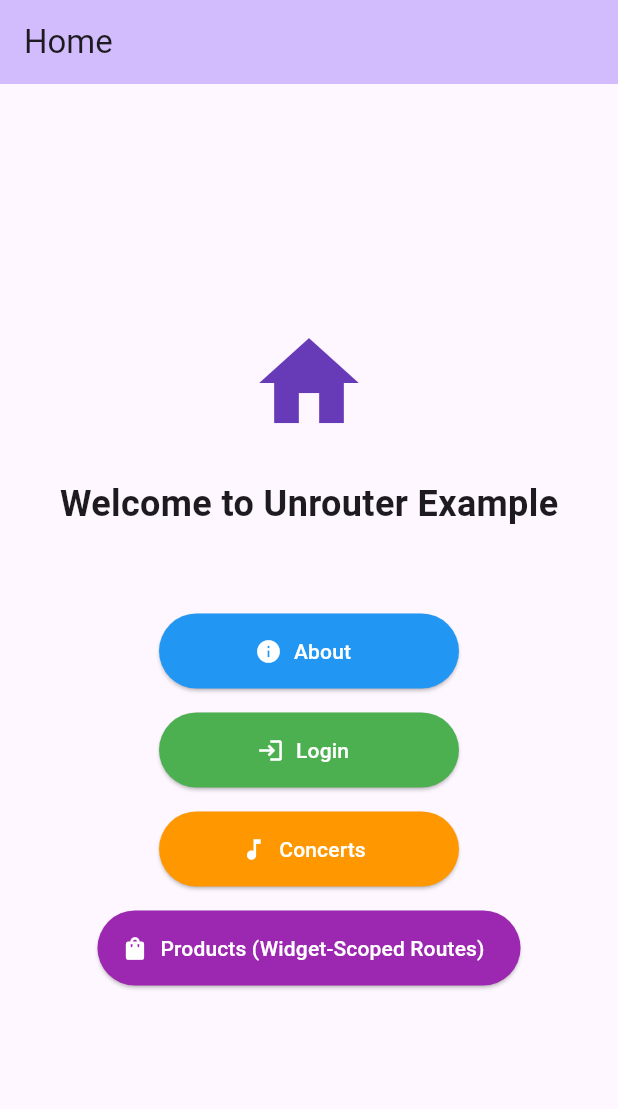
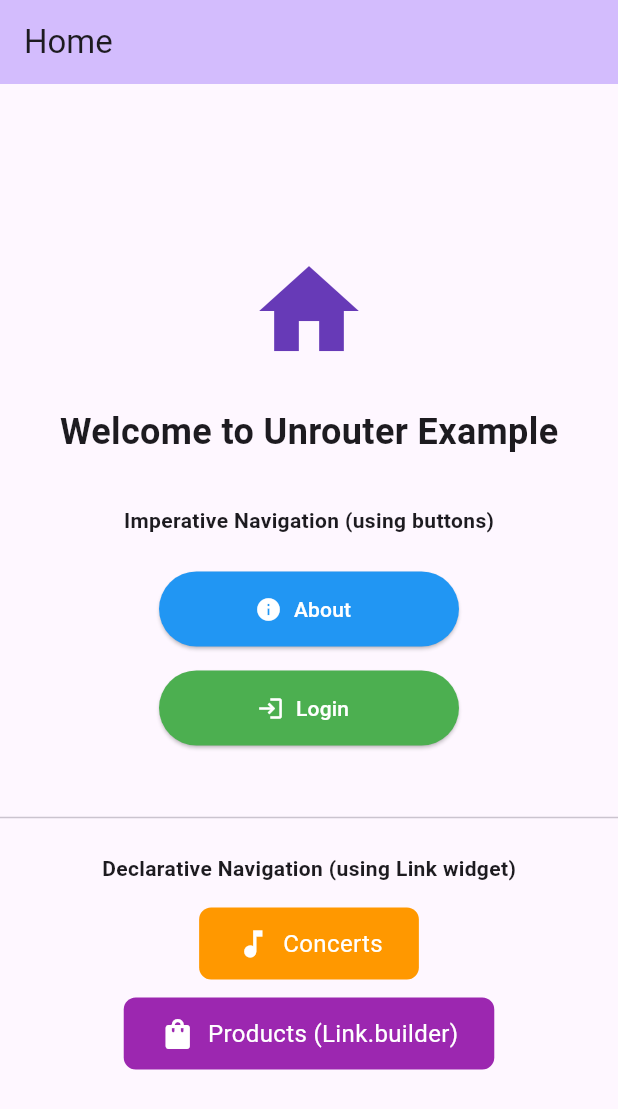
Before and after one commit to medz/unrouter, a Flutter app: the screen it shows after launch, on a phone screen of 412 x 824 dp. Shown: the top 1109 px of the screen. Run offline on Flutter 3.47's test engine with Material 3 defaults, Android fonts, the phone set to English and light mode, and no system bars; our stand-ins replace web; missing offline and left inert: dart:js_interop.

Commit message:
Add Link widget for declarative navigation (#9)
* Add Link widget for declarative navigation

resolves #5

- Implement Link widget with child support for simple use cases
- Implement Link.builder constructor for advanced customization
- Add MouseRegion with click cursor for better UX
- Add Semantics with link=true for accessibility
- Support replace and state parameters
- Add comprehensive tests covering all features
- Update example to demonstrate both Link and Link.builder usage

🤖 Generated with [Claude Code](https://claude.com/claude-code)

Co-Authored-By: Claude Sonnet 4.5 <noreply@anthropic.com>

* Update Link widget to use new navigation API

- Replace `Navigate.of(context)` with `context.navigate`
- Move RouteInformation creation inside builder condition
- Update import from `router.dart` to `navigation.dart`

* Update CHANGELOG for Link widget feature

---------

Co-authored-by: Claude Sonnet 4.5 <noreply@anthropic.com>

````diff
--- a/example/lib/main.dart
+++ b/example/lib/main.dart
@@ -77,7 +77,12 @@ class Home extends StatelessWidget {
               'Welcome to Unrouter Example',
               style: TextStyle(fontSize: 24, fontWeight: FontWeight.bold),
             ),
-            const SizedBox(height: 48),
+            const SizedBox(height: 32),
+            const Text(
+              'Imperative Navigation (using buttons)',
+              style: TextStyle(fontSize: 14, fontWeight: FontWeight.w600),
+            ),
+            const SizedBox(height: 16),
             _buildNavButton(
               context,
               'About',
@@ -92,19 +97,67 @@ class Home extends StatelessWidget {
               Colors.green,
               () => router.navigate(.parse('/login')),
             ),
-            _buildNavButton(
-              context,
-              'Concerts',
-              Icons.music_note,
-              Colors.orange,
-              () => router.navigate(.parse('/concerts')),
+            const SizedBox(height: 32),
+            const Divider(),
+            const SizedBox(height: 16),
+            const Text(
+              'Declarative Navigation (using Link widget)',
+              style: TextStyle(fontSize: 14, fontWeight: FontWeight.w600),
             ),
-            _buildNavButton(
-              context,
-              'Products (Widget-Scoped Routes)',
-              Icons.shopping_bag,
-              Colors.purple,
-              () => router.navigate(.parse('/products')),
+            const SizedBox(height: 16),
+            Link(
+              to: Uri.parse('/concerts'),
+              child: Container(
+                padding: const EdgeInsets.symmetric(
+                  horizontal: 24,
+                  vertical: 12,
+                ),
+                decoration: BoxDecoration(
+                  color: Colors.orange,
+                  borderRadius: BorderRadius.circular(8),
+                ),
+                child: const Row(
+                  mainAxisSize: MainAxisSize.min,
+                  children: [
+                    Icon(Icons.music_note, color: Colors.white),
+                    SizedBox(width: 8),
+                    Text(
+                      'Concerts',
+                      style: TextStyle(color: Colors.white, fontSize: 16),
+                    ),
+                  ],
+                ),
+              ),
+            ),
+            const SizedBox(height: 12),
+            Link.builder(
+              to: Uri.parse('/products'),
+              builder: (context, location, navigate) {
+                return Container(
+                  padding: const EdgeInsets.symmetric(
+                    horizontal: 24,
+                    vertical: 12,
+                  ),
+                  decoration: BoxDecoration(
+                    color: Colors.purple,
+                    borderRadius: BorderRadius.circular(8),
+                  ),
+                  child: InkWell(
+                    onTap: () => navigate(),
+                    child: const Row(
+                      mainAxisSize: MainAxisSize.min,
+                      children: [
+                        Icon(Icons.shopping_bag, color: Colors.white),
+                        SizedBox(width: 8),
+                        Text(
+                          'Products (Link.builder)',
+                          style: TextStyle(color: Colors.white, fontSize: 16),
+                        ),
+                      ],
+                    ),
+                  ),
+                );
+              },
             ),
           ],
         ),
--- /dev/null
+++ b/lib/src/widgets/link.dart
@@ -0,0 +1,122 @@
+import 'package:flutter/widgets.dart';
+
+import '../navigation.dart';
+
+/// Signature for the builder callback used by [Link.builder].
+///
+/// The [location] parameter provides the target route information.
+/// The [navigate] callback can be called to trigger navigation with optional overrides.
+typedef LinkBuilder =
+    Widget Function(
+      BuildContext context,
+      RouteInformation location,
+      void Function({Object? state, bool? replace}) navigate,
+    );
+
+/// A widget that navigates to a specified route when tapped.
+///
+/// [Link] provides a declarative way to create navigation links in your app.
+/// It handles tap gestures, accessibility semantics, and mouse cursor behavior
+/// automatically.
+///
+/// Basic usage with a child widget:
+/// ```dart
+/// Link(
+///   to: Uri.parse('/about'),
+///   child: const Text('About Us'),
+/// )
+/// ```
+///
+/// For more control, use [Link.builder]:
+/// ```dart
+/// Link.builder(
+///   to: Uri.parse('/products/1'),
+///   state: {'source': 'homepage'},
+///   builder: (context, location, navigate) {
+///     return GestureDetector(
+///       onTap: () => navigate(),
+///       onLongPress: () => navigate(replace: true),
+///       child: Text('Product 1'),
+///     );
+///   },
+/// )
+/// ```
+class Link extends StatelessWidget {
+  /// Creates a link that navigates to [to] when tapped.
+  ///
+  /// The [child] widget is wrapped in a [GestureDetector] that handles tap
+  /// events and triggers navigation.
+  const Link({
+    super.key,
+    required this.to,
+    required this.child,
+    this.replace = false,
+    this.state,
+  }) : builder = null;
+
+  /// Creates a link with a custom builder.
+  ///
+  /// The [builder] callback receives:
+  /// - [context]: The build context
+  /// - [location]: A [RouteInformation] containing [to] and [state]
+  /// - [navigate]: A function to trigger navigation with optional overrides
+  ///
+  /// This constructor gives you full control over the widget structure and
+  /// gesture handling.
+  const Link.builder({
+    super.key,
+    required this.to,
+    required LinkBuilder this.builder,
+    this.replace = false,
+    this.state,
+  }) : child = null;
+
+  /// The target URI to navigate to.
+  final Uri to;
+
+  /// Whether to replace the current history entry instead of pushing a new one.
+  ///
+  /// Defaults to `false`.
+  final bool replace;
+
+  /// Optional state to associate with the navigation.
+  ///
+  /// This can be any object and will be available via [RouterState.location].
+  final Object? state;
+
+  /// The widget to display for the link.
+  ///
+  /// Only used when creating a [Link] with the default constructor.
+  final Widget? child;
+
+  /// The builder function for custom link rendering.
+  ///
+  /// Only used when creating a [Link.builder].
+  final LinkBuilder? builder;
+
+  @override
+  Widget build(BuildContext context) {
+    void navigate({Object? state, bool? replace}) {
+      context.navigate(
+        to,
+        state: state ?? this.state,
+        replace: replace ?? this.replace,
+      );
+    }
+
+    // If builder is provided, use it
+    if (builder != null) {
+      final location = RouteInformation(uri: to, state: state);
+      return builder!(context, location, navigate);
+    }
+
+    // Default implementation with child
+    return MouseRegion(
+      cursor: SystemMouseCursors.click,
+      child: GestureDetector(
+        onTap: navigate,
+        child: Semantics(link: true, child: child),
+      ),
+    );
+  }
+}
--- a/lib/unrouter.dart
+++ b/lib/unrouter.dart
@@ -30,6 +30,7 @@ library;
 export 'src/history/history.dart';
 export 'src/history/memory.dart';
 
+export 'src/widgets/link.dart';
 export 'src/widgets/outlet.dart';
 export 'src/widgets/routes.dart';
 
````
Also changed, not shown: 2 other files.
